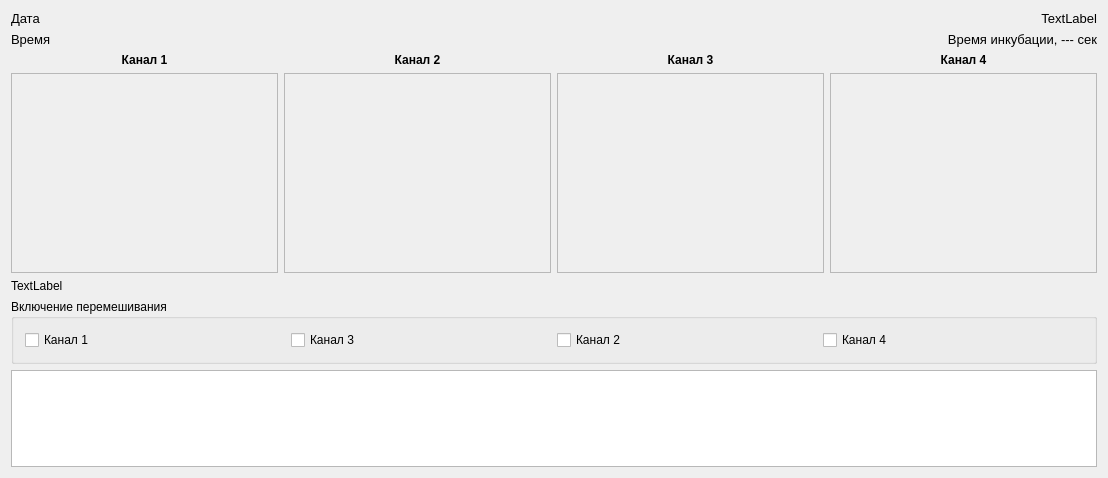
First picture: the form in widget.ui, repository krang4d/Agrekola, before the edit.
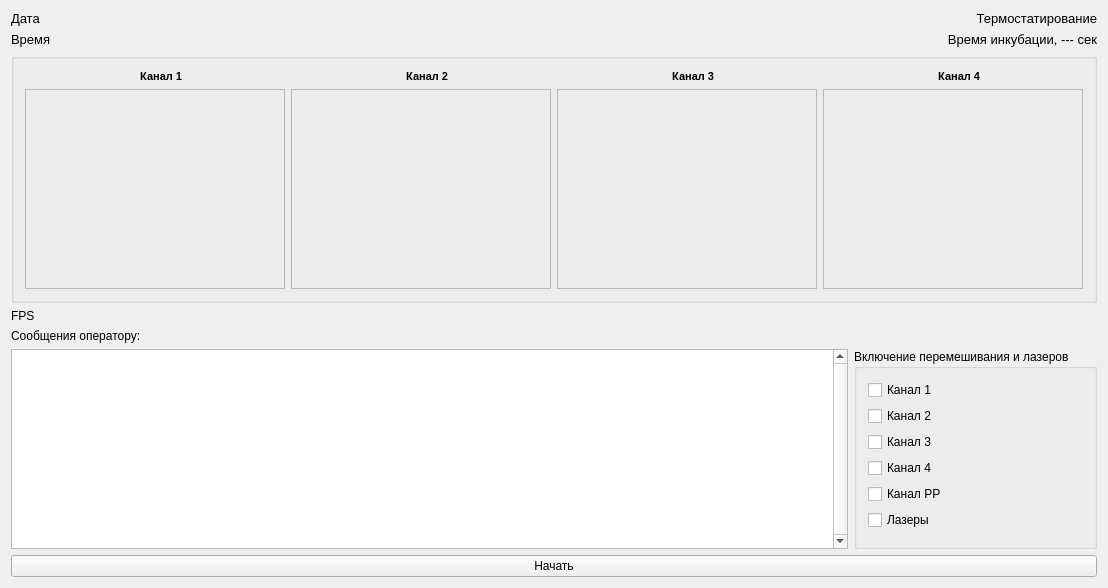
Second picture: the form after the edit. Custom widgets are drawn as their Qt base class.

Diff of the .ui file:
```diff
--- a/widget.ui
+++ b/widget.ui
@@ -7,7 +7,7 @@
     <x>0</x>
     <y>0</y>
     <width>1108</width>
-    <height>478</height>
+    <height>566</height>
    </rect>
   </property>
   <property name="font">
@@ -72,7 +72,7 @@
         </font>
        </property>
        <property name="text">
-        <string>TextLabel</string>
+        <string>Термостатирование</string>
        </property>
        <property name="alignment">
         <set>Qt::AlignRight|Qt::AlignTrailing|Qt::AlignVCenter</set>
@@ -99,6 +99,19 @@
     </layout>
    </item>
    <item>
+    <widget class="QGroupBox" name="groupBox_single">
+     <property name="font">
+      <font>
+       <pointsize>8</pointsize>
+       <weight>50</weight>
+       <bold>false</bold>
+      </font>
+     </property>
+     <property name="title">
+      <string/>
+     </property>
+     <layout class="QGridLayout" name="gridLayout">
+      <item row="0" column="0">
     <layout class="QGridLayout" name="gridLayout_plots">
      <item row="1" column="2">
       <widget class="QLabel" name="label_3">
@@ -109,7 +122,7 @@
         </font>
        </property>
        <property name="text">
-        <string>Канал 3</string>
+           <string>    Канал 3</string>
        </property>
        <property name="alignment">
         <set>Qt::AlignCenter</set>
@@ -125,7 +138,7 @@
         </font>
        </property>
        <property name="text">
-        <string>Канал 2</string>
+           <string>    Канал 2</string>
        </property>
        <property name="alignment">
         <set>Qt::AlignCenter</set>
@@ -141,7 +154,7 @@
         </font>
        </property>
        <property name="text">
-        <string>Канал 4</string>
+           <string>    Канал 4</string>
        </property>
        <property name="alignment">
         <set>Qt::AlignCenter</set>
@@ -157,7 +170,7 @@
         </font>
        </property>
        <property name="text">
-        <string>Канал 1</string>
+           <string>    Канал 1</string>
        </property>
        <property name="alignment">
         <set>Qt::AlignCenter</set>
@@ -282,63 +295,110 @@
      </item>
     </layout>
    </item>
+     </layout>
+    </widget>
+   </item>
    <item>
     <widget class="QLabel" name="label_fps">
      <property name="text">
-      <string>TextLabel</string>
+      <string>FPS</string>
      </property>
     </widget>
    </item>
    <item>
-    <widget class="QGroupBox" name="groupBox">
-     <property name="font">
-      <font>
-       <weight>50</weight>
-       <bold>false</bold>
-      </font>
+    <widget class="QLabel" name="label_5">
+     <property name="text">
+      <string>Сообщения оператору:</string>
      </property>
-     <property name="title">
-      <string>Включение перемешивания</string>
-     </property>
+    </widget>
+   </item>
+   <item>
      <layout class="QHBoxLayout" name="horizontalLayout">
       <item>
-       <widget class="QCheckBox" name="checkBox_1">
-        <property name="text">
-         <string>Канал 1</string>
-        </property>
-       </widget>
-      </item>
-      <item>
-       <widget class="QCheckBox" name="checkBox_3">
-        <property name="text">
-         <string>Канал 3</string>
-        </property>
-       </widget>
-      </item>
-      <item>
-       <widget class="QCheckBox" name="checkBox_2">
-        <property name="text">
-         <string>Канал 2</string>
-        </property>
-       </widget>
-      </item>
-      <item>
-       <widget class="QCheckBox" name="checkBox_4">
-        <property name="text">
-         <string>Канал 4</string>
-        </property>
-       </widget>
-      </item>
-     </layout>
-    </widget>
-   </item>
-   <item>
     <widget class="QTextEdit" name="textEdit">
+       <property name="minimumSize">
+        <size>
+         <width>0</width>
+         <height>200</height>
+        </size>
+       </property>
+       <property name="verticalScrollBarPolicy">
+        <enum>Qt::ScrollBarAlwaysOn</enum>
+       </property>
+       <property name="sizeAdjustPolicy">
+        <enum>QAbstractScrollArea::AdjustToContents</enum>
+       </property>
      <property name="readOnly">
       <bool>true</bool>
      </property>
     </widget>
    </item>
+     <item>
+      <widget class="QGroupBox" name="groupBox_Mix">
+       <property name="font">
+        <font>
+         <weight>50</weight>
+         <bold>false</bold>
+        </font>
+       </property>
+       <property name="title">
+        <string>Включение перемешивания и лазеров</string>
+       </property>
+       <layout class="QVBoxLayout" name="verticalLayout_2">
+        <item>
+         <widget class="QCheckBox" name="checkBox_1">
+          <property name="text">
+           <string>Канал 1</string>
+          </property>
+         </widget>
+        </item>
+        <item>
+         <widget class="QCheckBox" name="checkBox_2">
+          <property name="text">
+           <string>Канал 2</string>
+          </property>
+         </widget>
+        </item>
+        <item>
+         <widget class="QCheckBox" name="checkBox_3">
+          <property name="text">
+           <string>Канал 3</string>
+          </property>
+         </widget>
+        </item>
+        <item>
+         <widget class="QCheckBox" name="checkBox_4">
+          <property name="text">
+           <string>Канал 4</string>
+          </property>
+         </widget>
+        </item>
+        <item>
+         <widget class="QCheckBox" name="checkBox_PP">
+          <property name="text">
+           <string>Канал РР</string>
+          </property>
+         </widget>
+        </item>
+        <item>
+         <widget class="QCheckBox" name="checkBox_L">
+          <property name="text">
+           <string>Лазеры</string>
+          </property>
+         </widget>
+        </item>
+       </layout>
+      </widget>
+     </item>
+    </layout>
+   </item>
+   <item>
+    <widget class="QPushButton" name="pushButton">
+     <property name="text">
+      <string>Начать</string>
+     </property>
+    </widget>
+   </item>
   </layout>
  </widget>
  <layoutdefault spacing="6" margin="11"/>
```
Left out of the diff: 3 changed lines with no effect on the pictures. Lines whose indentation alone changed are shown as unchanged.
